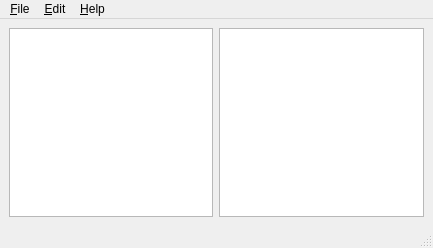
The window that src/mainwindow.ui (ixotum/ksilit_qt) describes before a commit, drawn with Qt 5.
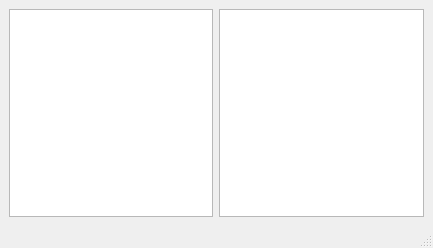
The same window after the commit.

Commit message:
MAJOR CHANGE: Menu bar reimplemented
All menu bar items added by initMainWindowMenuBar().

What changed in the file:
```diff
--- a/src/mainwindow.ui
+++ b/src/mainwindow.ui
@@ -39,35 +39,6 @@
      <height>22</height>
     </rect>
    </property>
-   <widget class="QMenu" name="menu_File">
-    <property name="title">
-     <string>&amp;File</string>
-    </property>
-    <addaction name="action_New"/>
-    <addaction name="action_Open"/>
-    <addaction name="action_Save"/>
-    <addaction name="actionSave_As"/>
-    <addaction name="action_Quit"/>
-   </widget>
-   <widget class="QMenu" name="menu_Help">
-    <property name="title">
-     <string>&amp;Help</string>
-    </property>
-    <addaction name="actionAbout"/>
-   </widget>
-   <widget class="QMenu" name="menu_Edit">
-    <property name="title">
-     <string>&amp;Edit</string>
-    </property>
-    <addaction name="actionAdd_Note"/>
-    <addaction name="actionAdd_Sub_Note"/>
-    <addaction name="actionMove_Up"/>
-    <addaction name="actionMove_Down"/>
-    <addaction name="action_Delete_Note"/>
-   </widget>
-   <addaction name="menu_File"/>
-   <addaction name="menu_Edit"/>
-   <addaction name="menu_Help"/>
   </widget>
   <widget class="QStatusBar" name="statusbar"/>
   <action name="action_Quit">
```
Left out of the diff: 98 changed lines with no effect on the pictures. The commit also changes 3 other files.
